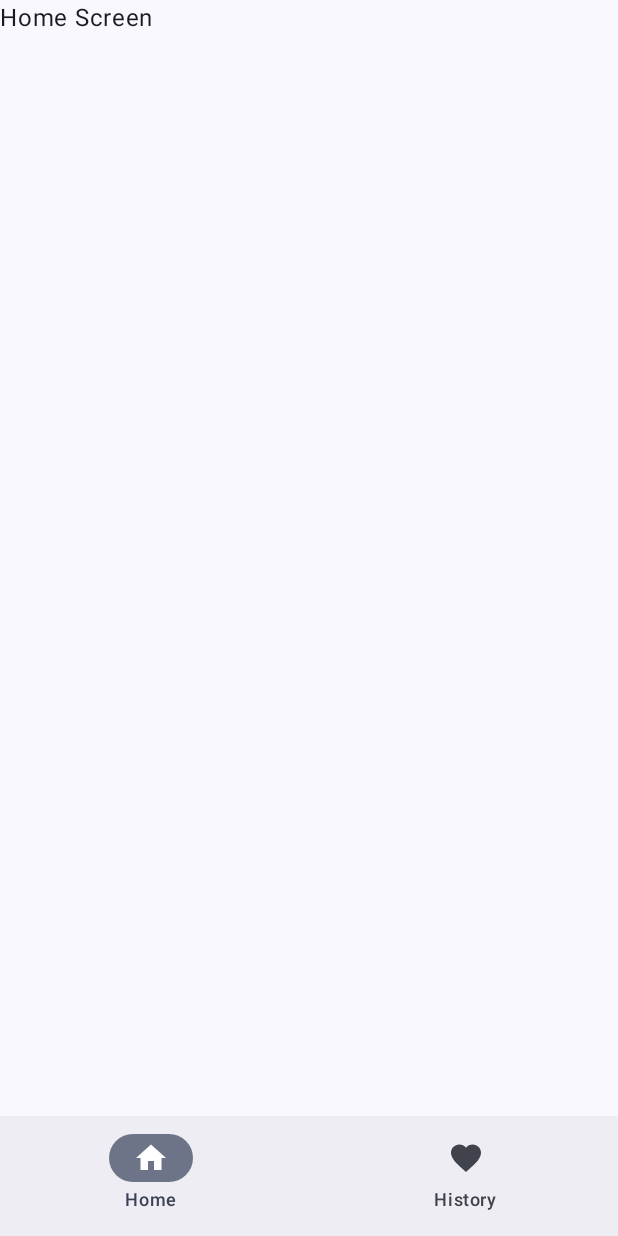
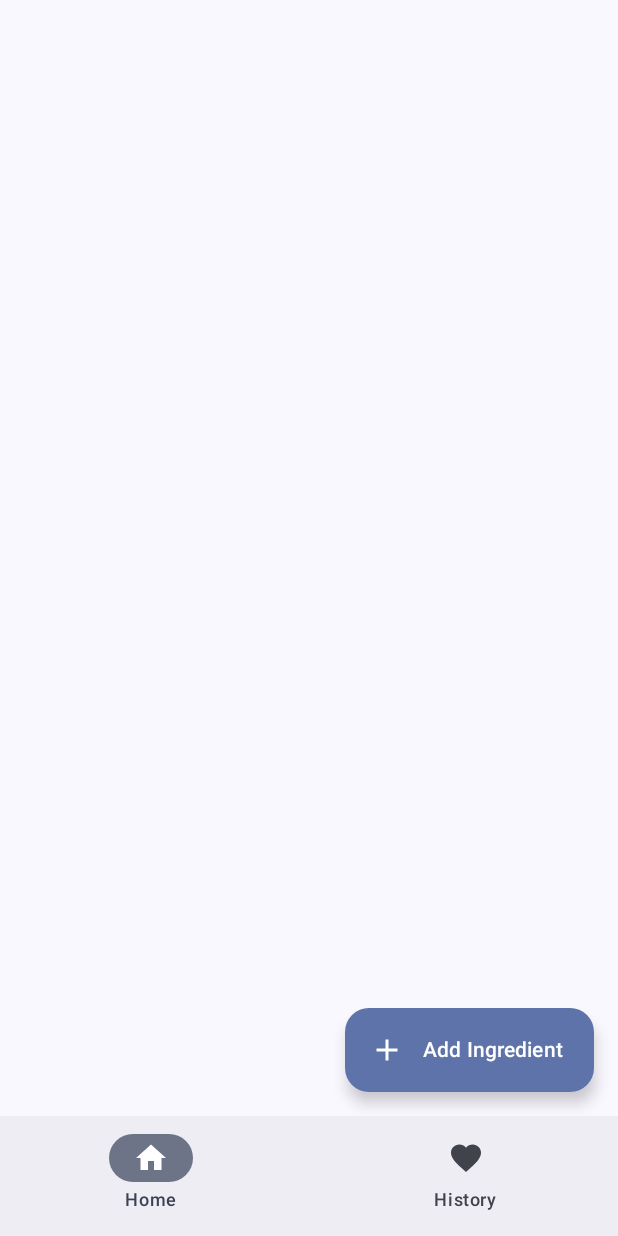
Before and after one commit to ddanss/airecipe, an Android app built with Jetpack Compose: the screen it shows after launch (MainActivity), on a phone screen of 412 x 824 dp. Run offline under Robolectric (Android 15) with nearby library versions, the phone set to English and light mode, and no system bars; our stand-ins replace Room's generated code.

Commit message:
test adding items and responsive update

```diff
--- a/app/build.gradle.kts
+++ b/app/build.gradle.kts
@@ -2,6 +2,7 @@ plugins {
     alias(libs.plugins.android.application)
     alias(libs.plugins.kotlin.android)
     alias(libs.plugins.kotlin.compose)
+    id("kotlin-kapt")
 }
 
 android {
@@ -50,8 +51,11 @@ dependencies {
     implementation(libs.androidx.ui.tooling.preview)
     implementation(libs.androidx.material3)
     implementation(libs.androidx.navigation.compose)
-    implementation(libs.androidx.room.compiler)
+    implementation(libs.androidx.room.compiler){
+        exclude(group = "com.intellij", module = "annotations")
+    }
     implementation(libs.androidx.room.runtime)
+    kapt(libs.androidx.room.compiler)
     implementation(libs.androidx.room.ktx)
     testImplementation(libs.junit)
     androidTestImplementation(libs.androidx.junit)
--- a/app/src/main/AndroidManifest.xml
+++ b/app/src/main/AndroidManifest.xml
@@ -3,6 +3,7 @@
     xmlns:tools="http://schemas.android.com/tools">
 
     <application
+        android:name=".MainApplication"
         android:allowBackup="true"
         android:dataExtractionRules="@xml/data_extraction_rules"
         android:fullBackupContent="@xml/backup_rules"
--- /dev/null
+++ b/app/src/main/java/com/ddanss/airecipe/MainApplication.kt
@@ -0,0 +1,15 @@
+package com.ddanss.airecipe
+
+import android.app.Application
+import androidx.room.Room
+import com.ddanss.airecipe.room.AppDatabase
+
+class MainApplication : Application() {
+    val database: AppDatabase by lazy {
+        Room.databaseBuilder(
+            applicationContext,
+            AppDatabase::class.java,
+            "database-airecipe"
+        ).build()
+    }
+}
--- a/app/src/main/java/com/ddanss/airecipe/components/Home.kt
+++ b/app/src/main/java/com/ddanss/airecipe/components/Home.kt
@@ -1,25 +1,55 @@
 package com.ddanss.airecipe.components
 
-import androidx.compose.foundation.layout.Column
+import androidx.compose.foundation.lazy.LazyColumn
+import androidx.compose.foundation.lazy.items
 import androidx.compose.material.icons.Icons
 import androidx.compose.material.icons.filled.Add
-import androidx.compose.material3.FloatingActionButton
+import androidx.compose.material3.ExtendedFloatingActionButton
 import androidx.compose.material3.Icon
+import androidx.compose.material3.Scaffold
 import androidx.compose.material3.Text
 import androidx.compose.runtime.Composable
+import androidx.compose.runtime.collectAsState
+import androidx.compose.runtime.rememberCoroutineScope
+import androidx.compose.ui.platform.LocalContext
+import com.ddanss.airecipe.MainApplication
+import com.ddanss.airecipe.room.Ingredient
+import kotlinx.coroutines.launch
 
 @Composable
 fun HomeScreen() {
-    Column {
-        Text(text = "Home Screen")
+    val context = LocalContext.current
+    val db = (context.applicationContext as MainApplication).database
+    val scope = rememberCoroutineScope()
+
+    val ingredients = db.ingredientDao().getAll().collectAsState(initial = emptyList())
+
+    Scaffold (
+        floatingActionButton = {
+            AddButton {
+                scope.launch {
+                    val ingredient = Ingredient(name = "test", exists = true)
+                    db.ingredientDao().insertAll(ingredient)
+                }
+            }
+        }
+    ) { contentPadding ->
+        LazyColumn (contentPadding = contentPadding) {
+            items(
+                items = ingredients.value,
+                key = { ingredient -> ingredient.id }
+            ) { ingredient ->
+                Text(text = ingredient.name)
+            }
+        }
     }
 }
 
 @Composable
 fun AddButton(onClick: () -> Unit) {
-    FloatingActionButton(
+    ExtendedFloatingActionButton(
         onClick = { onClick() },
-    ) {
-        Icon(Icons.Filled.Add, "Floating add button.")
-    }
+        icon = { Icon(Icons.Filled.Add, "Add button") },
+        text = { Text(text = "Add Ingredient") }
+    )
 }
--- a/app/src/main/java/com/ddanss/airecipe/room/Ingredient.kt
+++ b/app/src/main/java/com/ddanss/airecipe/room/Ingredient.kt
@@ -7,6 +7,7 @@ import androidx.room.Entity
 import androidx.room.Insert
 import androidx.room.PrimaryKey
 import androidx.room.Query
+import kotlinx.coroutines.flow.Flow
 
 @Entity
 data class Ingredient(
@@ -18,17 +19,17 @@ data class Ingredient(
 @Dao
 interface IngredientDao {
     @Query("SELECT * FROM ingredient")
-    fun getAll(): List<Ingredient>
+    fun getAll(): Flow<List<Ingredient>>
 
     @Query("SELECT * FROM ingredient WHERE id IN (:ingredientIds)")
-    fun loadAllByIds(ingredientIds: IntArray): List<Ingredient>
+    suspend fun loadAllByIds(ingredientIds: IntArray): List<Ingredient>
 
     @Query("SELECT * FROM ingredient WHERE name LIKE :name LIMIT 1")
-    fun findByName(name: String): Ingredient
+    suspend fun findByName(name: String): Ingredient
 
     @Insert
-    fun insertAll(vararg ingredients: Ingredient)
+    suspend fun insertAll(vararg ingredients: Ingredient)
 
     @Delete
-    fun delete(ingredient: Ingredient)
+    suspend fun delete(ingredient: Ingredient)
 }
```
Also changed, not shown: gradle/libs.versions.toml (+4 -4 lines).
